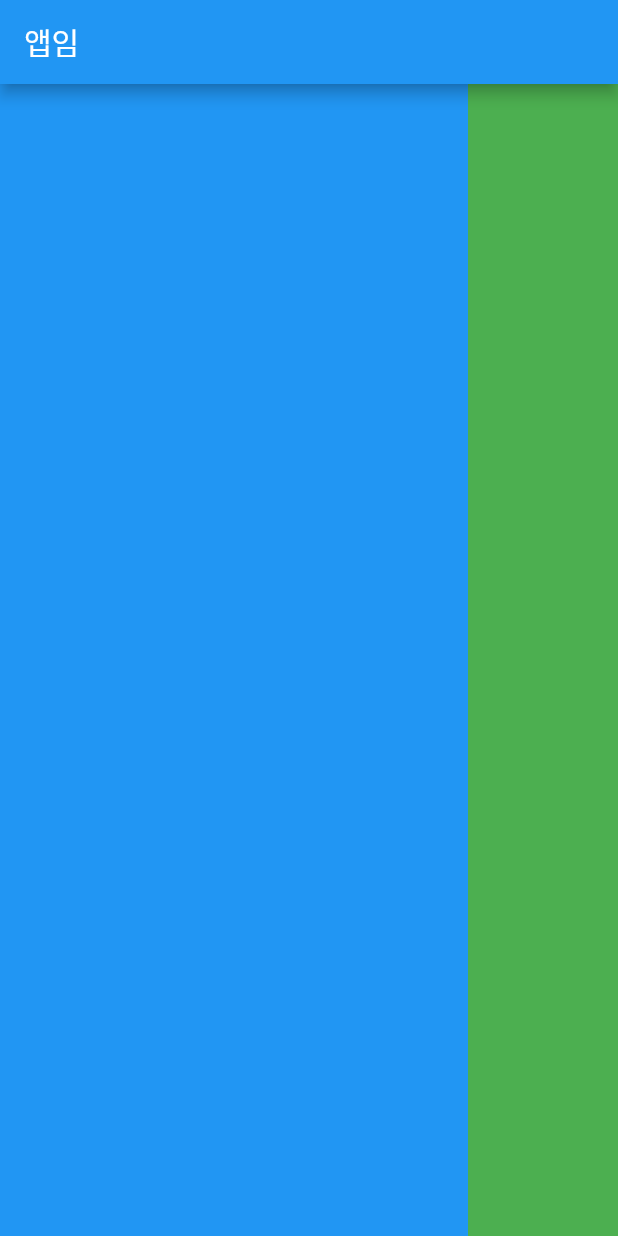
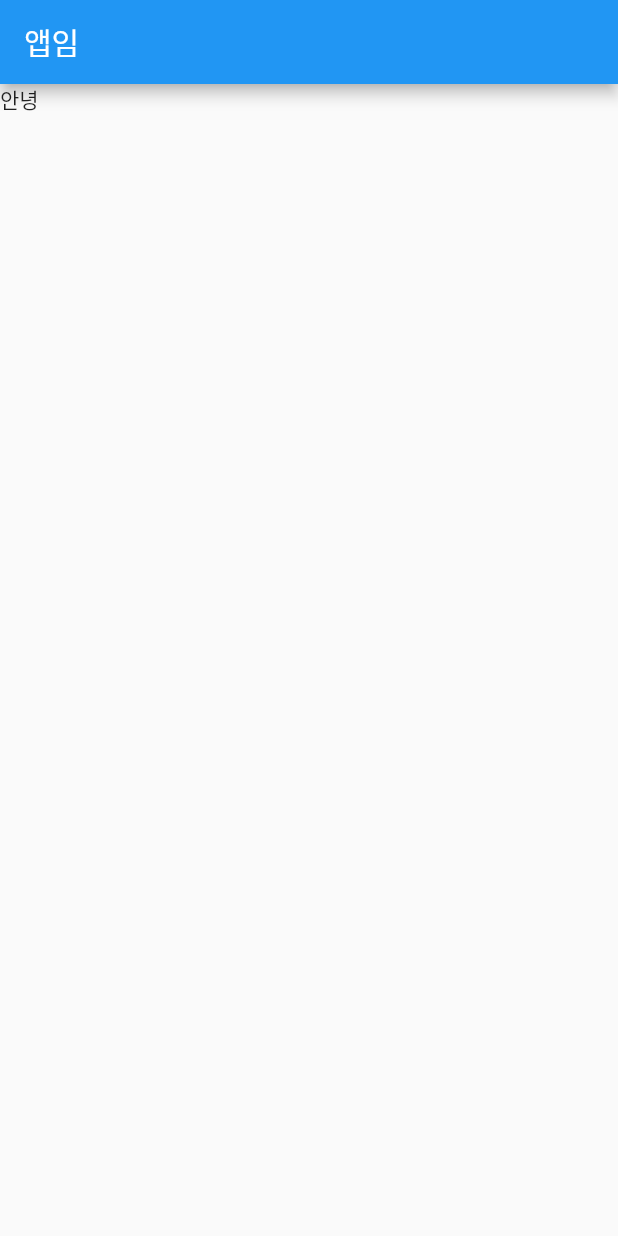
Before and after one commit to grace915/first_flutter, a Flutter app: the screen it shows after launch, on a phone screen of 412 x 824 dp. Run offline on Flutter 3.47's test engine with Material 2 defaults, Android fonts, the phone set to English and light mode, and no system bars.

Commit message:
커스텀 위젯

```diff
--- a/lib/main.dart
+++ b/lib/main.dart
@@ -14,13 +14,17 @@ class MyApp extends StatelessWidget {
     // 실제 코딩은 여기서!
     return MaterialApp(
         home: Scaffold(
-      appBar: AppBar(title: Text('앱임')),
-      body: Row(
-        children: [
-          Expanded(child: Container(color: Colors.blue)),
-          Container(width: 100, color: Colors.green)
-        ],
-      ),
-    ));
+          appBar: AppBar(title: Text('앱임')),
+          body: ShopItem(),
+        ));
   }
 }
+
+class ShopItem extends StatelessWidget {
+  const ShopItem({Key? key}) : super(key: key);
+
+  @override
+  Widget build(BuildContext context) {
+    return SizedBox(child: Text('안녕'));
+  }
+}
```
